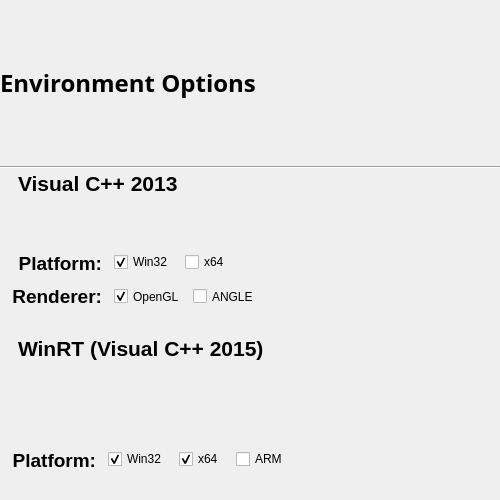
First picture: the form in ui/WizardPageEnvOptions.ui, repository cinder/TinderBox, before the edit.
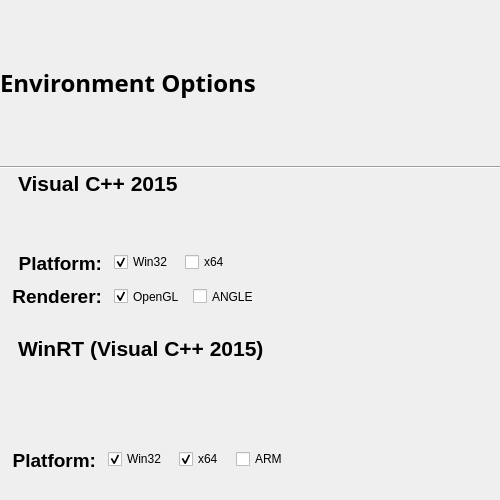
Second picture: the form after the edit. Icons and pictures are not drawn.

What changed in the file:
```diff
--- a/ui/WizardPageEnvOptions.ui
+++ b/ui/WizardPageEnvOptions.ui
@@ -154,7 +154,7 @@
           </font>
          </property>
          <property name="text">
-          <string>Visual C++ 2013</string>
+          <string>Visual C++ 2015</string>
          </property>
          <property name="alignment">
           <set>Qt::AlignLeading|Qt::AlignLeft|Qt::AlignTop</set>
```
Left out of the diff: 48 changed lines with no effect on the pictures.
